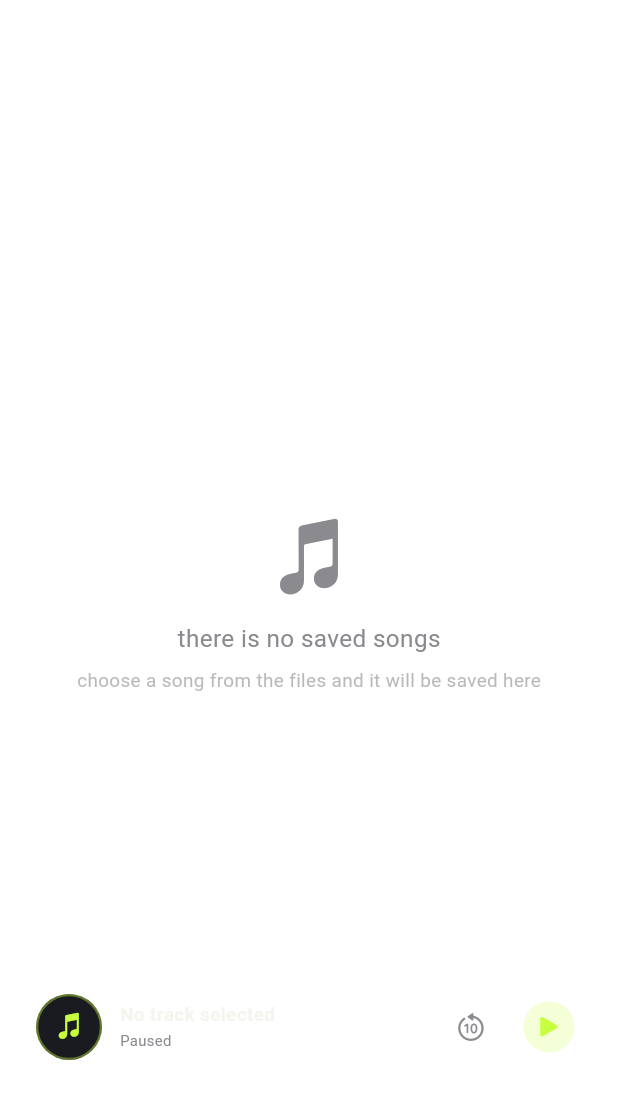
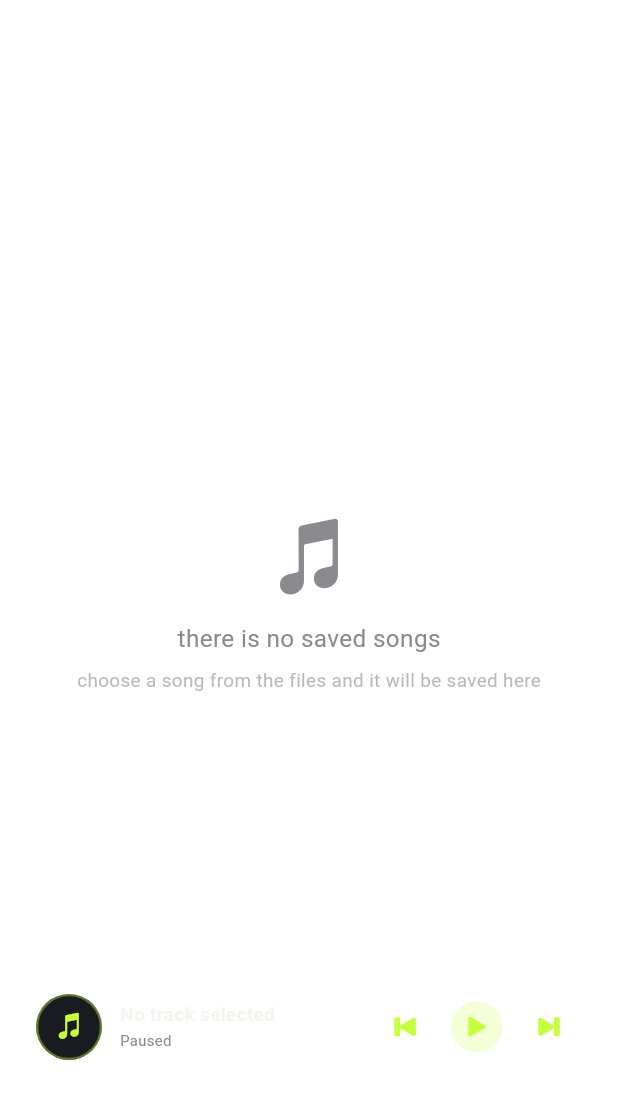
Before and after one commit to moalaa125/mazzica, a Flutter app: the screen it shows after launch, on a phone screen of 412 x 824 dp, the part 47-1166 px from its top. Run offline on Flutter 3.47's test engine with Material 3 defaults, Android fonts, the phone set to English and light mode, and no system bars; our stand-ins replace audio_service, file_picker, flutter_bloc, flutter_screenutil, google_fonts, just_audio and 2 more; missing offline and left inert: audio_session, haudiotagger, liquid_glass_widgets.

Commit message:
enable skip to next and previous actions in system control center and mini bar

```diff
--- a/lib/cubits/player_cubit.dart
+++ b/lib/cubits/player_cubit.dart
@@ -17,7 +17,10 @@ class PlayerCubit extends Cubit<PlayerAppState> {
 
   get player => audioHandler.player;
 
-  void _init() {
+    void _init() {
+    audioHandler.onSkipToNext = () => playNext();
+    audioHandler.onSkipToPrevious = () => playPrevious();
+
     player.playerStateStream.listen((playerState) {
       final isCompleted = playerState.processingState == ProcessingState.completed;
 
--- a/lib/widgets/player/mini_player_bar.dart
+++ b/lib/widgets/player/mini_player_bar.dart
@@ -24,6 +24,7 @@ class MiniPlayerBar extends StatelessWidget {
         height: 64.h,
         margin: EdgeInsets.symmetric(horizontal: 12.w, vertical: 6.h),
         child: GlassContainer(
+          // borderRadius: BorderRadius.circular(16.r),
           glowIntensity: 0.15,
           child: Padding(
             padding: EdgeInsets.symmetric(horizontal: 12.w),
@@ -77,18 +78,19 @@ class MiniPlayerBar extends StatelessWidget {
                         ],
                       ),
                     ),
-                    // Quick Controls
+                    // 1. Previous Track Button (Backward End)
                     CupertinoButton(
                       padding: EdgeInsets.zero,
                       onPressed: () =>
-                          context.read<PlayerCubit>().seekBackward10(),
+                          context.read<PlayerCubit>().playPrevious(),
                       child: Icon(
-                        CupertinoIcons.gobackward_10,
-                        color: AppColors.textSecondary,
-                        size: 22.sp,
+                        CupertinoIcons.backward_end_fill,
+                        color: AppColors.lime,
+                        size: 20.sp,
                       ),
                     ),
-                    SizedBox(width: 8.w),
+                    SizedBox(width: 4.w),
+                    // 2. Play / Pause Button
                     CupertinoButton(
                       padding: EdgeInsets.zero,
                       onPressed: () =>
@@ -108,6 +110,18 @@ class MiniPlayerBar extends StatelessWidget {
                         ),
                       ),
                     ),
+                    SizedBox(width: 4.w),
+                    // 3. Next Track Button (Forward End)
+                    CupertinoButton(
+                      padding: EdgeInsets.zero,
+                      onPressed: () =>
+                          context.read<PlayerCubit>().playNext(),
+                      child: Icon(
+                        CupertinoIcons.forward_end_fill,
+                        color: AppColors.lime,
+                        size: 20.sp,
+                      ),
+                    ),
                   ],
                 );
               },
```
Also changed, not shown: lib/widgets/audio_handler.dart (+23 -7 lines), lib/widgets/player/expanded_player_view.dart (+5 -35 lines).
